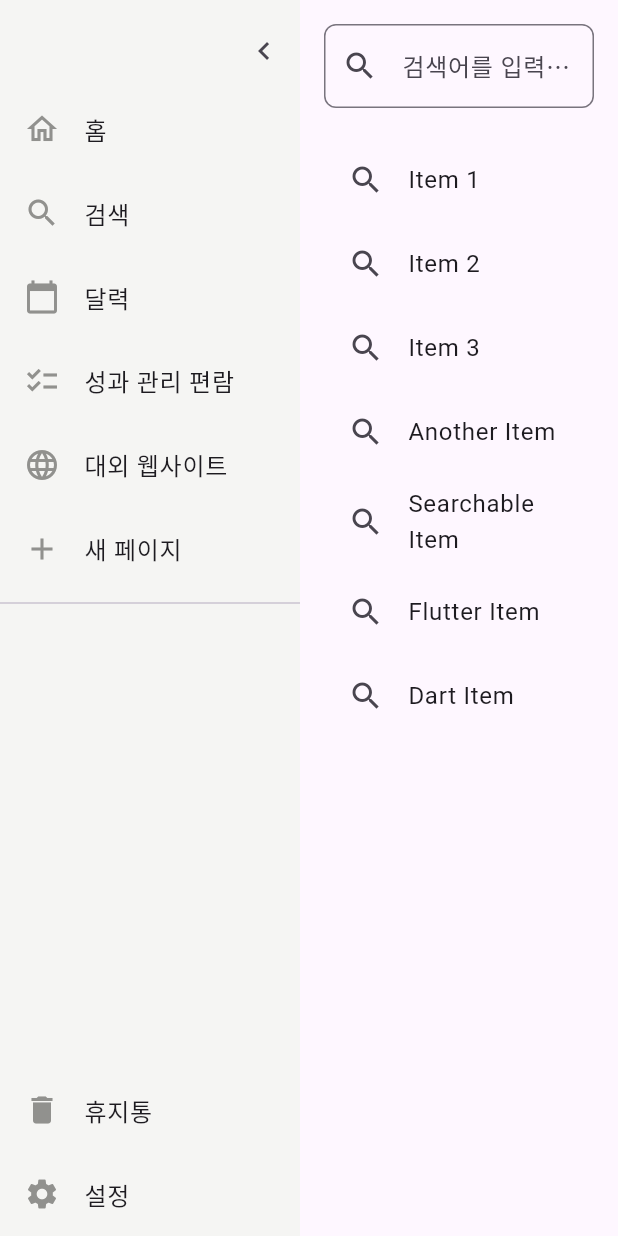
After one commit to hwan03/note, a Flutter app: the screen it shows after launch, after a tap on "검색", on a phone screen of 412 x 824 dp. The commit adds this screen. Run offline on Flutter 3.47's test engine with Material 3 defaults, Android fonts, the phone set to English and light mode, and no system bars; our stand-ins replace flutter_colorpicker, shared_preferences, table_calendar.

Commit message:
검색 페이지 틀

```diff
--- /dev/null
+++ b/lib/search.dart
@@ -0,0 +1,109 @@
+import 'package:flutter/material.dart';
+import 'widgets/sidebar.dart'; // Sidebar 위젯을 가져옴
+
+class SearchPage extends StatefulWidget {
+  @override
+  _SearchPageState createState() => _SearchPageState();
+}
+
+class _SearchPageState extends State<SearchPage> {
+  TextEditingController _searchController = TextEditingController();
+  List<String> _allItems = [
+    'Item 1',
+    'Item 2',
+    'Item 3',
+    'Another Item',
+    'Searchable Item',
+    'Flutter Item',
+    'Dart Item',
+  ];
+  List<String> _filteredItems = [];
+
+  @override
+  void initState() {
+    super.initState();
+    _filteredItems = _allItems;
+  }
+
+  void _filterSearchResults(String query) {
+    if (query.isEmpty) {
+      setState(() {
+        _filteredItems = _allItems;
+      });
+    } else {
+      setState(() {
+        _filteredItems = _allItems
+            .where((item) => item.toLowerCase().contains(query.toLowerCase()))
+            .toList();
+      });
+    }
+  }
+
+  @override
+  Widget build(BuildContext context) {
+    return Scaffold(
+      body: Row(
+        children: [
+          // 사이드바 유지
+          Sidebar(),
+          // 메인 검색 페이지
+          Expanded(
+            child: Padding(
+              padding: const EdgeInsets.all(16.0),
+              child: Column(
+                children: [
+                  TextField(
+                    controller: _searchController,
+                    decoration: InputDecoration(
+                      labelText: '검색어를 입력하세요',
+                      prefixIcon: Icon(Icons.search),
+                      border: OutlineInputBorder(
+                        borderRadius: BorderRadius.circular(8.0),
+                      ),
+                    ),
+                    onChanged: (value) {
+                      _filterSearchResults(value);
+                    },
+                  ),
+                  SizedBox(height: 20),
+                  Expanded(
+                    child: _filteredItems.isEmpty
+                        ? Center(
+                      child: Text(
+                        '검색 결과가 없습니다.',
+                        style: TextStyle(color: Colors.grey),
+                      ),
+                    )
+                        : ListView.builder(
+                      itemCount: _filteredItems.length,
+                      itemBuilder: (context, index) {
+                        return ListTile(
+                          title: Text(_filteredItems[index]),
+                          leading: Icon(Icons.search),
+                          onTap: () {
+                            // 검색 항목 클릭 시 동작 추가 가능
+                            ScaffoldMessenger.of(context).showSnackBar(
+                              SnackBar(
+                                content: Text('${_filteredItems[index]} 선택됨'),
+                              ),
+                            );
+                          },
+                        );
+                      },
+                    ),
+                  ),
+                ],
+              ),
+            ),
+          ),
+        ],
+      ),
+    );
+  }
+
+  @override
+  void dispose() {
+    _searchController.dispose();
+    super.dispose();
+  }
+}
--- a/lib/widgets/sidebar.dart
+++ b/lib/widgets/sidebar.dart
@@ -3,6 +3,7 @@ import '../calender.dart';
 import '../home.dart';
 import '../widgets/dynamic_page.dart';
 import '../to_do.dart';
+import '../search.dart';
 
 class Sidebar extends StatefulWidget {
   final Function(String) addNewPageCallback; // 콜백 추가
@@ -137,6 +138,12 @@ class _SidebarState extends State<Sidebar> {
           _buildSidebarItem(
             icon: Icons.search,
             label: '검색',
+            onTap: () {
+              Navigator.push(
+                context,
+                MaterialPageRoute(builder: (context) => SearchPage()),
+              );
+            },
           ),
           _buildSidebarItem(
             icon: Icons.calendar_today,
```
